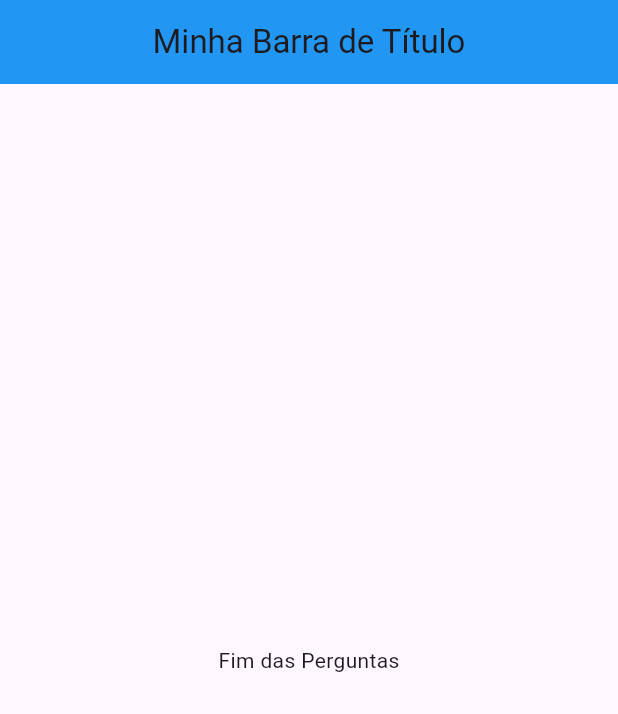
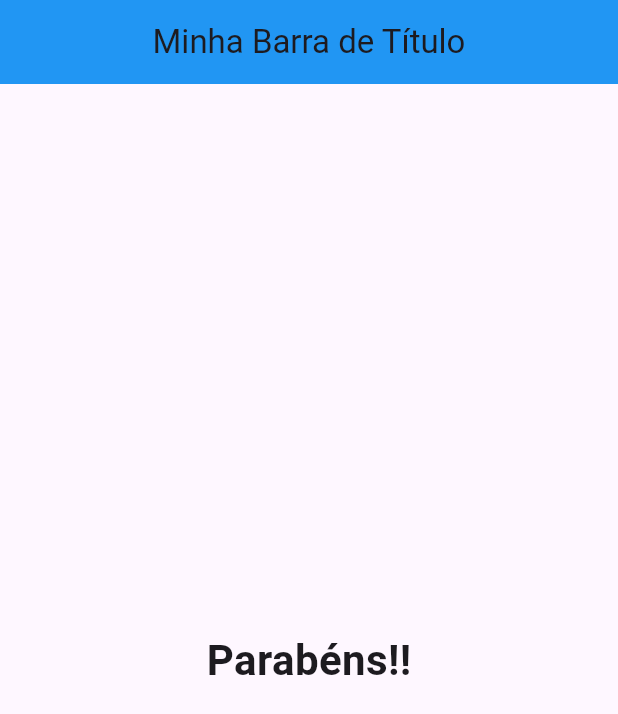
Before and after one commit to LuzRomario/flutter-learn, a Flutter app: the screen it shows after launch, after a tap on "Vermelho", after a tap on "Gato", after a tap on "Pedro", on a phone screen of 412 x 824 dp. Shown: the top 714 px of the screen. Run offline on Flutter 3.47's test engine with Material 3 defaults, Android fonts, the phone set to English and light mode, and no system bars.

Commit message:
Componetizando o resultado

```diff
--- a/lib/main.dart
+++ b/lib/main.dart
@@ -1,6 +1,7 @@
 import 'package:flutter/material.dart';
 import 'package:teste/questao.dart';
 import 'package:teste/resposta.dart';
+import 'package:teste/resultado.dart';
 
 main() =>  runApp(PerguntaApp());
 
@@ -54,14 +55,14 @@ class _PerguntaAppState extends State<PerguntaApp> {
           title: Center(child: Text("Minha Barra de Título")), // Título da barra azul
           backgroundColor: Colors.blue, // Opcional: Define a cor da barra (azul é o padrão)
         ),
-        body: temPerguntaSelecionada ? Column(
-          children: <Widget>[
-            Questao(_perguntas[_perguntaSelecionada]['texto'].toString()),
-            ...respostas.map((t) => Resposta(t, _responder))
-          ],
-        ) : Center(
-          child: Text("Fim das Perguntas"),
-        ),
+        body: temPerguntaSelecionada
+            ? Column(
+                children: <Widget>[
+                  Questao(_perguntas[_perguntaSelecionada]['texto'].toString()),
+                  ...respostas.map((t) => Resposta(t, _responder))
+                ],
+              )
+            : Resultado("Parabéns!!")
       ),
     );
   }
--- /dev/null
+++ b/lib/resultado.dart
@@ -0,0 +1,17 @@
+import 'package:flutter/material.dart';
+
+class Resultado extends StatelessWidget{
+  final String texto;
+
+  Resultado(this.texto);
+
+  @override
+  Widget build(BuildContext context) {
+    return Center(
+      child: Text(texto,
+      style: TextStyle(fontSize: 28, fontWeight: FontWeight.bold),
+    )
+    );
+
+  }
+}
```
